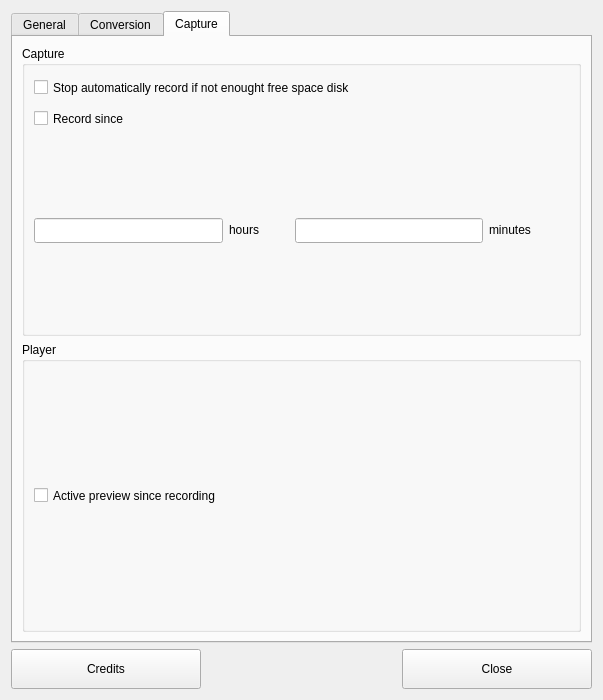
First picture: the form in qdvgrab/ui/preferences.ui, repository olielvewen/QDvGrab, before the edit.
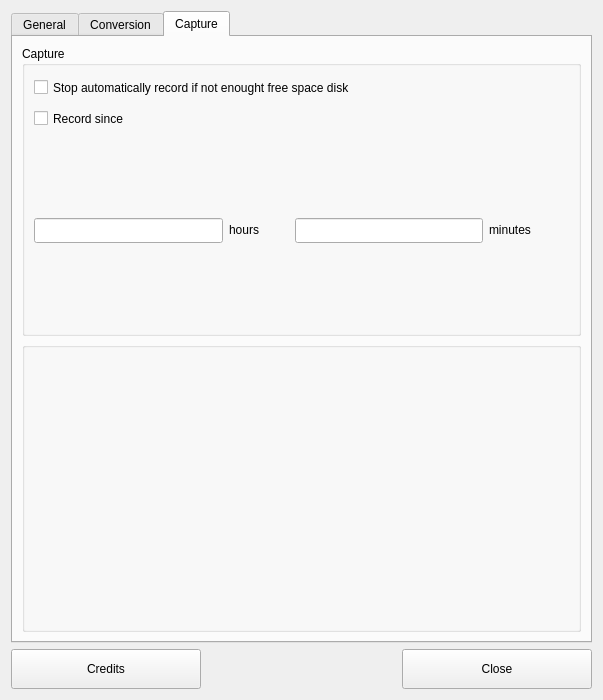
Second picture: the form after the edit. The open tabs and pages were chosen to show the change. Icons and pictures are not drawn.

Commit message: Hide the player option - bug #15

```diff
--- a/qdvgrab/ui/preferences.ui
+++ b/qdvgrab/ui/preferences.ui
@@ -6,7 +6,7 @@
    <rect>
     <x>0</x>
     <y>0</y>
-    <width>600</width>
+    <width>603</width>
     <height>700</height>
    </rect>
   </property>
@@ -481,23 +481,9 @@
           </size>
          </property>
          <property name="title">
-          <string>Player</string>
+          <string/>
          </property>
-         <layout class="QVBoxLayout" name="verticalLayout_5">
-          <item>
-           <widget class="QCheckBox" name="chkactivepreview">
-            <property name="minimumSize">
-             <size>
-              <width>470</width>
-              <height>25</height>
-             </size>
-            </property>
-            <property name="text">
-             <string>Active preview since recording</string>
-            </property>
-           </widget>
-          </item>
-         </layout>
+         <layout class="QVBoxLayout" name="verticalLayout_5"/>
         </widget>
        </item>
       </layout>
```
The commit also changes 2 other files.
